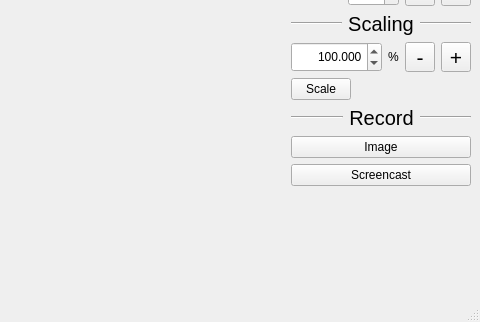
Qt form src/view/mainwindow.ui (SergSinitsyn/3DViewer) before a commit; both pictures show x 376 to 856 and y 416 to 738 of the 856 by 738 pixel window.
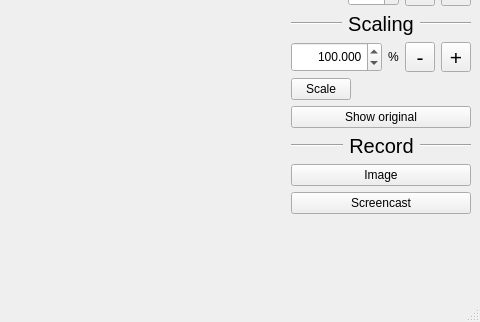
The same form after that commit. Custom widgets are drawn as their Qt base class.

Patch:
```diff
--- a/src/view/mainwindow.ui
+++ b/src/view/mainwindow.ui
@@ -1182,6 +1182,13 @@
         </item>
        </layout>
       </item>
+      <item>
+       <widget class="QPushButton" name="undoButton">
+        <property name="text">
+         <string>Show original</string>
+        </property>
+       </widget>
+      </item>
       <item>
        <layout class="QVBoxLayout" name="verticalLayout_record">
         <item>
```
